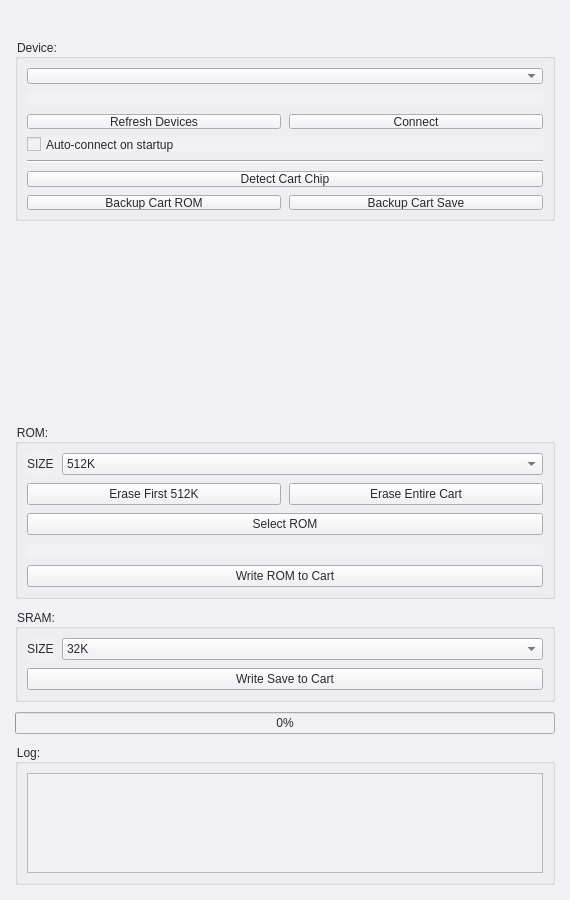
Qt form src/mainwindow.ui (garrettjwilke/flashmd-thingy) before a commit.
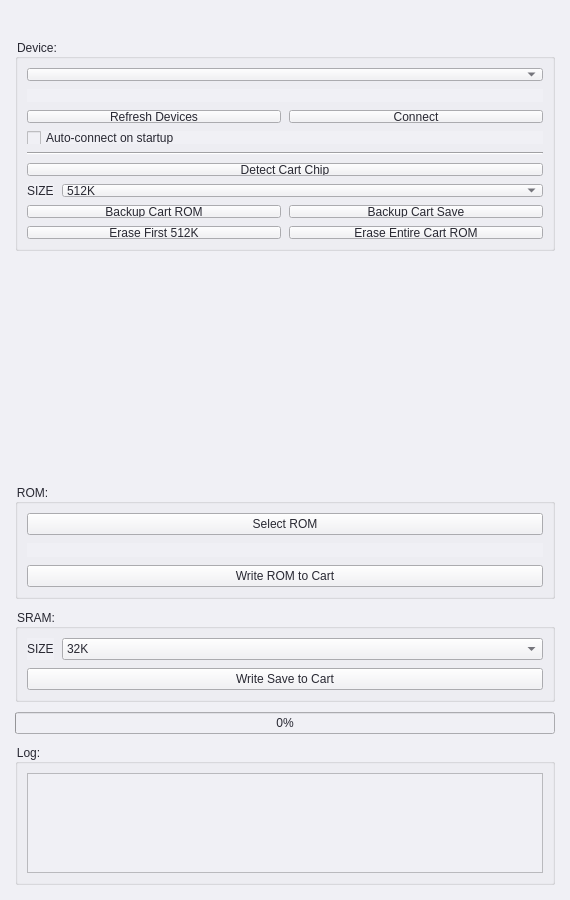
The same form after that commit. Icons and pictures are not drawn.

Commit message: moved ui around

The edit to the form file:
```diff
--- a/src/mainwindow.ui
+++ b/src/mainwindow.ui
@@ -136,59 +136,7 @@
          </property>
         </widget>
        </item>
-       <!-- Backup Buttons -->
-       <item>
-        <layout class="QHBoxLayout" name="backupLayout">
-         <item>
-          <widget class="QPushButton" name="readRom">
-           <property name="text">
-            <string>Backup Cart ROM</string>
-           </property>
-          </widget>
-         </item>
-         <item>
-          <widget class="QPushButton" name="readSave">
-           <property name="text">
-            <string>Backup Cart Save</string>
-           </property>
-          </widget>
-         </item>
-        </layout>
-       </item>
-      </layout>
-     </widget>
-    </item>
-    <!-- Tall spacer (shown when disconnected to push device box up) -->
-    <item>
-     <widget class="QWidget" name="disconnectedSpacer">
-      <property name="minimumSize">
-       <size>
-        <width>0</width>
-        <height>400</height>
-       </size>
-      </property>
-      <property name="maximumSize">
-       <size>
-        <width>400</width>
-        <height>400</height>
-       </size>
-      </property>
-      <property name="styleSheet">
-       <string notr="true">background: transparent;</string>
-      </property>
-     </widget>
-    </item>
-    <!-- ROM Group Box -->
-    <item>
-     <widget class="QGroupBox" name="romGroupBox">
-      <property name="title">
-       <string>ROM:</string>
-      </property>
-      <layout class="QVBoxLayout" name="romLayout">
-       <property name="spacing">
-        <number>8</number>
-       </property>
-       <!-- ROM SIZE Section -->
+       <!-- ROM SIZE Section (for backup operations) -->
        <item>
         <layout class="QHBoxLayout" name="romSizeLayout">
          <item>
@@ -243,6 +191,25 @@
          </item>
         </layout>
        </item>
+       <!-- Backup Buttons -->
+       <item>
+        <layout class="QHBoxLayout" name="backupLayout">
+         <item>
+          <widget class="QPushButton" name="readRom">
+           <property name="text">
+            <string>Backup Cart ROM</string>
+           </property>
+          </widget>
+         </item>
+         <item>
+          <widget class="QPushButton" name="readSave">
+           <property name="text">
+            <string>Backup Cart Save</string>
+           </property>
+          </widget>
+         </item>
+        </layout>
+       </item>
        <!-- Erase Buttons -->
        <item>
         <layout class="QHBoxLayout" name="eraseLayout">
@@ -256,12 +223,45 @@
          <item>
           <widget class="QPushButton" name="eraseFlash">
            <property name="text">
-            <string>Erase Entire Cart</string>
+            <string>Erase Entire Cart ROM</string>
            </property>
           </widget>
          </item>
         </layout>
        </item>
+      </layout>
+     </widget>
+    </item>
+    <!-- Tall spacer (shown when disconnected to push device box up) -->
+    <item>
+     <widget class="QWidget" name="disconnectedSpacer">
+      <property name="minimumSize">
+       <size>
+        <width>0</width>
+        <height>400</height>
+       </size>
+      </property>
+      <property name="maximumSize">
+       <size>
+        <width>400</width>
+        <height>400</height>
+       </size>
+      </property>
+      <property name="styleSheet">
+       <string notr="true">background: transparent;</string>
+      </property>
+     </widget>
+    </item>
+    <!-- ROM Group Box -->
+    <item>
+     <widget class="QGroupBox" name="romGroupBox">
+      <property name="title">
+       <string>ROM:</string>
+      </property>
+      <layout class="QVBoxLayout" name="romLayout">
+       <property name="spacing">
+        <number>8</number>
+       </property>
        <!-- Select ROM Button -->
        <item>
         <widget class="QPushButton" name="selectRomButton">
```
The commit also changes 2 other files.
